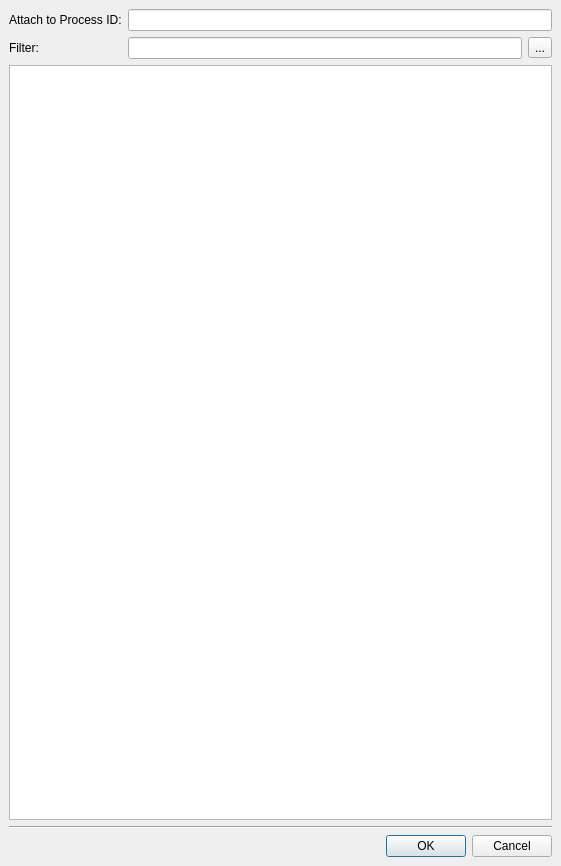
qt-creator/qt-creator, file src/plugins/debugger/attachremotedialog.ui: the form before one commit.
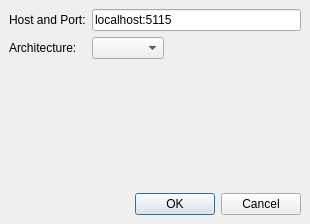
The form after the commit.

Patch:
```diff
--- a/src/plugins/debugger/attachremotedialog.ui
+++ b/src/plugins/debugger/attachremotedialog.ui
@@ -6,8 +6,8 @@
    <rect>
     <x>0</x>
     <y>0</y>
-    <width>561</width>
-    <height>866</height>
+    <width>310</width>
+    <height>224</height>
    </rect>
   </property>
   <property name="windowTitle">
@@ -22,58 +22,35 @@
    </property>
    <item>
     <layout class="QFormLayout" name="formLayout">
+     <property name="fieldGrowthPolicy">
+      <enum>QFormLayout::ExpandingFieldsGrow</enum>
+     </property>
      <item row="0" column="0">
       <widget class="QLabel" name="pidLabel">
        <property name="text">
-        <string>Attach to Process ID:</string>
+        <string>Host and Port:</string>
        </property>
       </widget>
      </item>
      <item row="0" column="1">
-      <widget class="QLineEdit" name="pidLineEdit"/>
+      <widget class="QLineEdit" name="channelLineEdit">
+       <property name="text">
+        <string>localhost:5115</string>
+       </property>
+      </widget>
      </item>
      <item row="1" column="0">
       <widget class="QLabel" name="label">
        <property name="text">
-        <string>Filter:</string>
+        <string>Architecture:</string>
        </property>
       </widget>
      </item>
      <item row="1" column="1">
-      <widget class="QWidget" name="filterWidget" native="true">
-       <layout class="QHBoxLayout" name="horizontalLayout">
-        <property name="margin">
-         <number>0</number>
-        </property>
-        <item>
-         <widget class="QLineEdit" name="filterLineEdit"/>
-        </item>
-        <item>
-         <widget class="QToolButton" name="filterClearToolButton">
-          <property name="text">
-           <string>...</string>
-          </property>
-         </widget>
-        </item>
-       </layout>
-      </widget>
+      <widget class="QComboBox" name="architectureComboBox"/>
      </item>
     </layout>
    </item>
-   <item>
-    <widget class="QTreeView" name="procView">
-     <property name="editTriggers">
-      <set>QAbstractItemView::NoEditTriggers</set>
-     </property>
-    </widget>
-   </item>
-   <item>
-    <widget class="Line" name="line">
-     <property name="orientation">
-      <enum>Qt::Horizontal</enum>
-     </property>
-    </widget>
-   </item>
    <item>
     <widget class="QDialogButtonBox" name="buttonBox">
      <property name="orientation">
```
Left out of the diff: 4 changed lines with no effect on the pictures.
